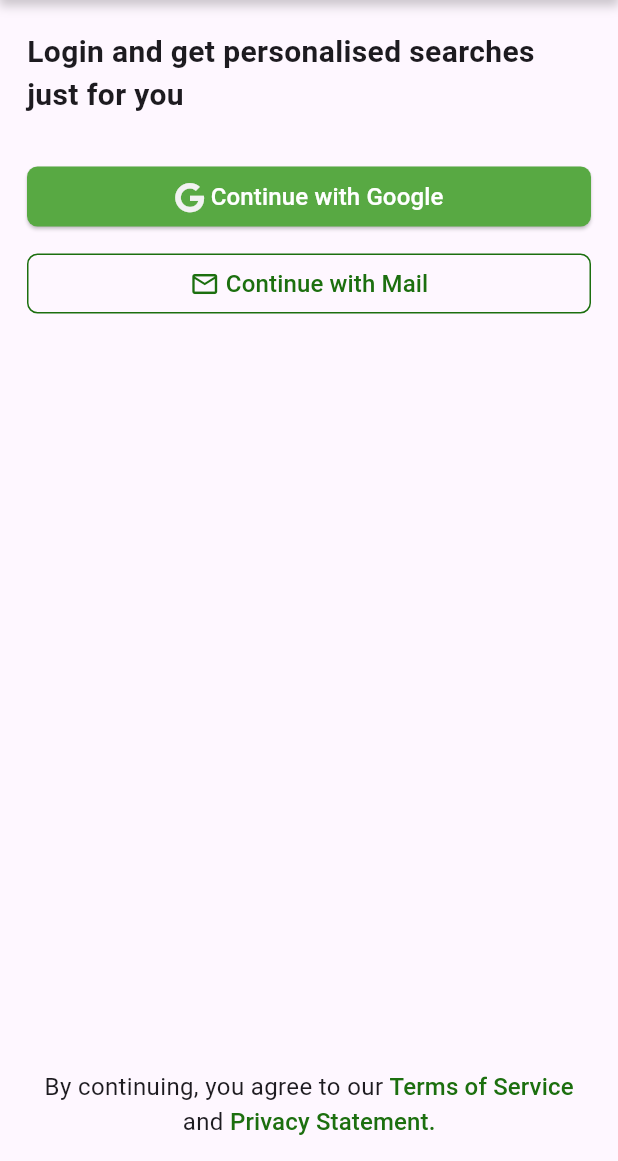
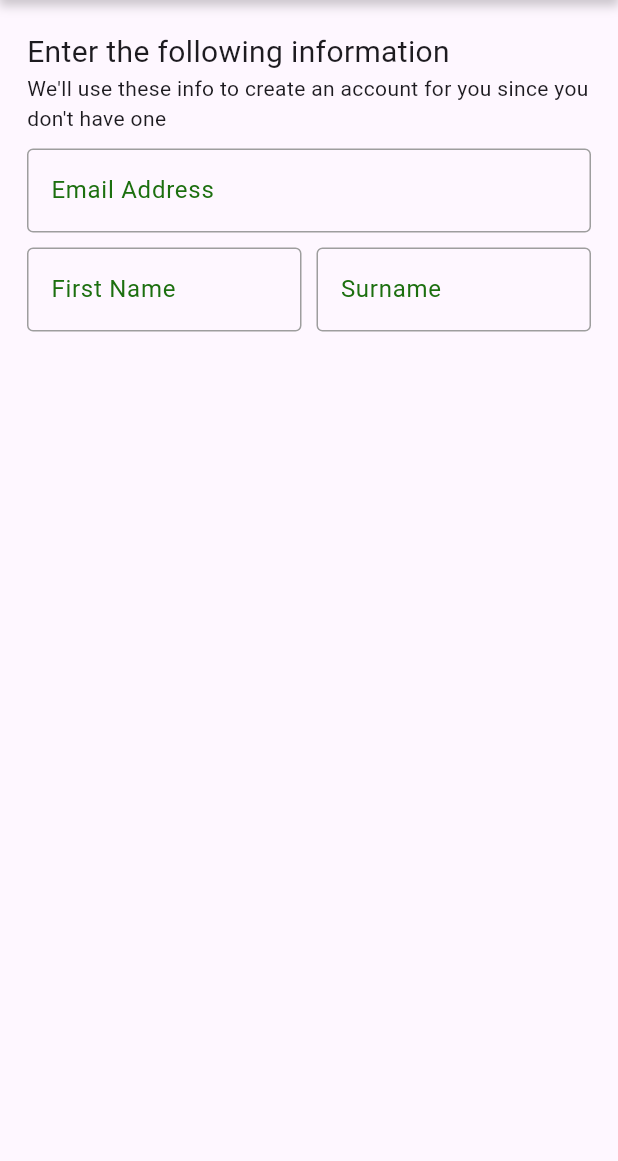
Before and after one commit to simplyfranks/chubot_dev, a Flutter app: the authenticate screen opened directly, after a tap on "Continue with Mail", on a phone screen of 412 x 824 dp, the part 75-1236 px from its top. Run offline on Flutter 3.47's test engine with Material 3 defaults, Android fonts, the phone set to English and light mode, and no system bars; our stand-ins replace font_awesome_flutter, internet_connection_checker, shared_preferences, shimmer; accounts and stored records are empty.

Commit message:
Just updated continue with email page, would work on more complex logic including gender dropdown to ensure safety of this project

```diff
--- a/lib/core/constants/loaderpages/demospinner.dart
+++ b/lib/core/constants/loaderpages/demospinner.dart
@@ -1,6 +1,6 @@
 import 'dart:async';
 import 'package:flutter/material.dart';
-import 'package:liontent/features/authPage.dart';
+import 'package:liontent/features/authentication/authPage.dart';
 
 class demospinner extends StatelessWidget {
   final Color pageColor;
--- /dev/null
+++ b/lib/core/widgets/textfields.dart
@@ -0,0 +1,24 @@
+import 'package:flutter/material.dart';
+import 'package:liontent/core/constants/colors.dart';
+
+class normalTextField extends StatelessWidget {
+  final String labelHint;
+  const normalTextField({super.key, required this.labelHint});
+
+  @override
+  Widget build(BuildContext context) {
+    return TextField(
+      decoration: InputDecoration(
+        focusedBorder: OutlineInputBorder(
+          borderSide: BorderSide(color: colors4Liontent.primary, width: 2.0),
+        ),
+        enabledBorder: OutlineInputBorder(
+          borderSide: BorderSide(color: Colors.grey, width: 1.0),
+        ),
+        labelText: labelHint,
+        labelStyle: TextStyle(color: colors4Liontent.primary),
+      ),
+      cursorColor: colors4Liontent.primary,
+    );
+  }
+}
--- a/lib/features/authPage.dart
+++ b/lib/features/authentication/authPage.dart
@@ -3,6 +3,7 @@ import 'package:liontent/core/constants/colors.dart';
 import 'package:liontent/core/widgets/appbar.dart';
 import 'package:liontent/core/widgets/buttons.dart';
 import 'package:font_awesome_flutter/font_awesome_flutter.dart';
+import 'package:liontent/features/authentication/continue_email.dart';
 
 class authenticate extends StatelessWidget {
   const authenticate({super.key});
@@ -41,7 +42,12 @@ class authenticate extends StatelessWidget {
             ),
             SizedBox(height: 10),
             lengthButton1outline(
-              navigateTo: () {},
+              navigateTo: () {
+                Navigator.push(
+                  context,
+                  MaterialPageRoute(builder: (context) => contEmail()),
+                );
+              },
               widgetchoice: Center(
                 child: Row(
                   mainAxisAlignment: MainAxisAlignment.center,
--- /dev/null
+++ b/lib/features/authentication/continue_email.dart
@@ -0,0 +1,52 @@
+import 'package:flutter/material.dart';
+import 'package:liontent/core/constants/colors.dart';
+import 'package:liontent/core/widgets/appbar.dart';
+import 'package:liontent/core/widgets/textfields.dart';
+
+class contEmail extends StatefulWidget {
+  const contEmail({super.key});
+
+  @override
+  State<contEmail> createState() => _contEmailState();
+}
+
+class _contEmailState extends State<contEmail> {
+  @override
+  Widget build(BuildContext context) {
+    return Scaffold(
+      appBar: customAppBar1(closeOpera: () {}),
+      body: Padding(
+        padding: EdgeInsets.only(left: 18, right: 18, top: 20),
+        child: Container(
+          child: Column(
+            children: [
+              Column(
+                crossAxisAlignment: CrossAxisAlignment.start,
+                children: [
+                  Text(
+                    'Enter the following information',
+                    style: TextStyle(fontSize: 20),
+                  ),
+                  Text(
+                    'We\'ll use these info to create an account for you since you don\'t have one',
+                  ),
+                  SizedBox(height: 10),
+                ],
+              ),
+
+              normalTextField(labelHint: 'Email Address'),
+              SizedBox(height: 10),
+              Row(
+                children: [
+                  Expanded(child: normalTextField(labelHint: 'First Name')),
+                  SizedBox(width: 10),
+                  Expanded(child: normalTextField(labelHint: 'Surname')),
+                ],
+              ),
+            ],
+          ),
+        ),
+      ),
+    );
+  }
+}
--- a/lib/features/privacypolicy.dart
+++ b/lib/features/privacypolicy.dart
@@ -3,7 +3,7 @@ import 'package:liontent/core/constants/colors.dart';
 import 'package:liontent/core/constants/loaderpages/demospinner.dart';
 import 'package:liontent/core/widgets/appbar.dart';
 import 'package:liontent/core/widgets/buttons.dart';
-import 'package:liontent/features/authPage.dart';
+import 'package:liontent/features/authentication/authPage.dart';
 
 class privacyWriteup extends StatelessWidget {
   const privacyWriteup({super.key});
--- a/lib/features/splash/splashscreen.dart
+++ b/lib/features/splash/splashscreen.dart
@@ -3,7 +3,7 @@ import 'package:flutter/material.dart';
 
 import 'package:liontent/core/constants/colors.dart';
 import 'package:liontent/core/utils/user_preference.dart';
-import 'package:liontent/features/authPage.dart';
+import 'package:liontent/features/authentication/authPage.dart';
 import 'package:liontent/features/privacypolicy.dart';
 import 'package:liontent/features/splash/loadingboxes.dart';
 import 'package:shimmer/shimmer.dart';
--- a/lib/main.dart
+++ b/lib/main.dart
@@ -1,6 +1,7 @@
 import 'package:flutter/material.dart';
 import 'package:flutter/services.dart';
 import 'package:liontent/core/constants/colors.dart';
+import 'package:liontent/features/authentication/continue_email.dart';
 import 'package:liontent/features/privacypolicy.dart';
 import 'package:liontent/features/splash/splashscreen.dart';
 
@@ -21,10 +22,7 @@ class liontent extends StatelessWidget {
   @override
   Widget build(BuildContext context) {
     return SafeArea(
-      child: MaterialApp(
-        debugShowCheckedModeBanner: false,
-        home: introSplash(),
-      ),
+      child: MaterialApp(debugShowCheckedModeBanner: false, home: contEmail()),
     );
   }
 }
```
